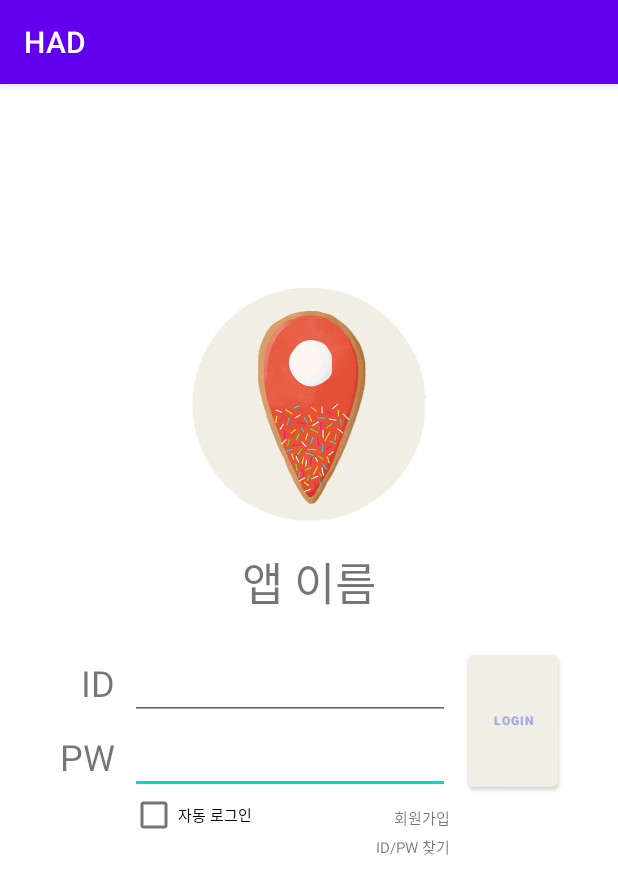
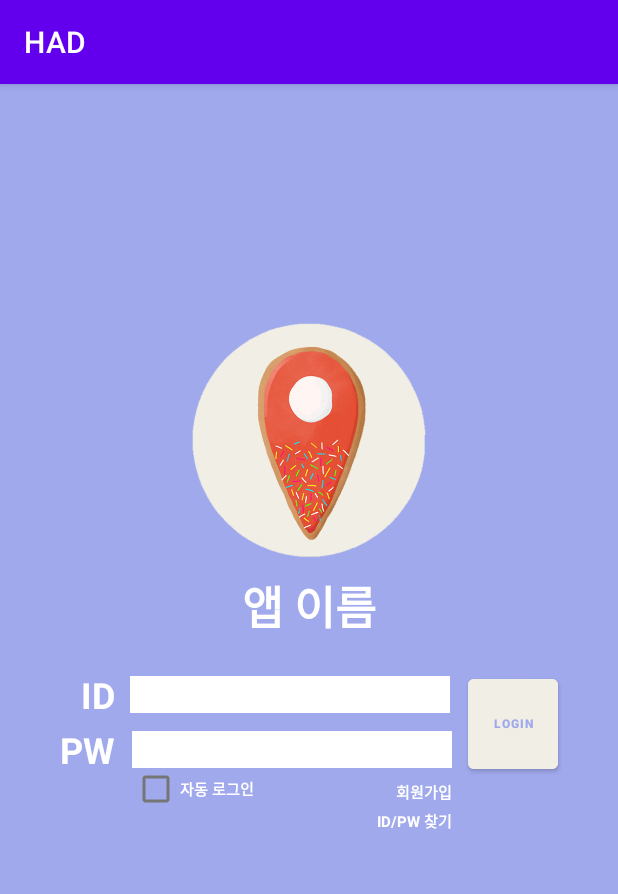
Before and after one commit to BaeYuJin/HADessert, an Android app: the screen it shows after launch (MainActivity), on a phone screen of 412 x 824 dp. Shown: the top 894 px of the screen. Run offline under Robolectric (Android 15) with nearby library versions, the phone set to English and light mode, and no system bars.

Commit message:
8/7 login5

```diff
--- a/app/src/main/res/layout/activity_login.xml
+++ b/app/src/main/res/layout/activity_login.xml
@@ -4,29 +4,71 @@
     xmlns:tools="http://schemas.android.com/tools"
     android:layout_width="match_parent"
     android:layout_height="match_parent"
+    android:background="@color/default_background"
     tools:context=".MainActivity">
+
+    <ImageView
+        android:id="@+id/appIcon"
+        android:layout_width="160dp"
+        android:layout_height="160dp"
+        android:layout_marginBottom="8dp"
+        app:layout_constraintBottom_toTopOf="@+id/AppName_textView"
+        app:layout_constraintEnd_toEndOf="parent"
+        app:layout_constraintHorizontal_bias="0.498"
+        app:layout_constraintStart_toStartOf="parent"
+        app:srcCompat="@drawable/appIcon" />
 
     <TextView
         android:id="@+id/AppName_textView"
         android:layout_width="wrap_content"
         android:layout_height="wrap_content"
         android:layout_marginBottom="24dp"
-        android:text="앱 이름"
+        android:text="@string/appName"
+        android:textColor="#FFFFFF"
         android:textSize="30sp"
+        android:textStyle="bold"
         app:layout_constraintBottom_toTopOf="@+id/ID_editText"
         app:layout_constraintEnd_toEndOf="parent"
         app:layout_constraintStart_toStartOf="parent" />
+
+    <TextView
+        android:id="@+id/ID_textView"
+        android:layout_width="wrap_content"
+        android:layout_height="wrap_content"
+        android:layout_marginStart="54dp"
+        android:text="@string/id"
+        android:textColor="#FFFFFF"
+        android:textSize="24sp"
+        android:textStyle="bold"
+        app:layout_constraintBottom_toBottomOf="@+id/ID_editText"
+        app:layout_constraintEnd_toStartOf="@+id/ID_editText"
+        app:layout_constraintHorizontal_bias="0.0"
+        app:layout_constraintStart_toStartOf="parent"
+        app:layout_constraintTop_toTopOf="@+id/ID_editText" />
+
+    <EditText
+        android:id="@+id/ID_editText"
+        android:layout_width="wrap_content"
+        android:layout_height="wrap_content"
+        android:layout_marginTop="4dp"
+        android:layout_marginEnd="12dp"
+        android:background="#FFFFFF"
+        android:ems="10"
+        android:inputType="textPersonName"
+        android:textSize="18sp"
+        app:layout_constraintEnd_toStartOf="@+id/Login_button"
+        app:layout_constraintTop_toTopOf="@+id/Login_button" />
 
     <TextView
         android:id="@+id/PW_textView"
         android:layout_width="wrap_content"
         android:layout_height="wrap_content"
         android:layout_marginStart="40dp"
-        android:layout_marginTop="4dp"
-        android:text="PW"
+        android:text="@string/password"
+        android:textColor="#FFFFFF"
         android:textSize="24sp"
-        app:layout_constraintEnd_toStartOf="@+id/PW_editText"
-        app:layout_constraintHorizontal_bias="0.0"
+        android:textStyle="bold"
+        app:layout_constraintBottom_toBottomOf="@+id/PW_editText"
         app:layout_constraintStart_toStartOf="parent"
         app:layout_constraintTop_toTopOf="@+id/PW_editText" />
 
@@ -34,20 +76,21 @@
         android:id="@+id/PW_editText"
         android:layout_width="wrap_content"
         android:layout_height="wrap_content"
-        android:layout_marginTop="4dp"
-        android:layout_marginEnd="12dp"
+        android:layout_marginTop="12dp"
+        android:background="#FFFFFF"
         android:ems="10"
-        android:inputType="textPersonName"
+        android:inputType="textPassword"
         app:layout_constraintEnd_toStartOf="@+id/Login_button"
+        app:layout_constraintStart_toEndOf="@+id/PW_textView"
         app:layout_constraintTop_toBottomOf="@+id/ID_editText" />
 
     <Button
         android:id="@+id/Login_button"
         android:layout_width="60dp"
-        android:layout_height="100dp"
+        android:layout_height="72dp"
         android:layout_marginEnd="40dp"
         android:backgroundTint="#F1EEE5"
-        android:text="LOGIN"
+        android:text="@string/login"
         android:textColor="#a0a9ec"
         android:textSize="8sp"
         android:textStyle="bold"
@@ -61,8 +104,10 @@
         android:layout_width="wrap_content"
         android:layout_height="20dp"
         android:layout_marginTop="4dp"
-        android:text="자동 로그인"
+        android:text="@string/autoLogin"
+        android:textColor="#FFFFFF"
         android:textSize="10sp"
+        android:textStyle="bold"
         app:layout_constraintStart_toStartOf="@+id/PW_editText"
         app:layout_constraintTop_toBottomOf="@+id/PW_editText" />
 
@@ -71,8 +116,10 @@
         android:layout_width="wrap_content"
         android:layout_height="wrap_content"
         android:layout_marginTop="8dp"
-        android:text="회원가입"
+        android:text="@string/signUp"
+        android:textColor="#FFFFFF"
         android:textSize="10sp"
+        android:textStyle="bold"
         app:layout_constraintEnd_toEndOf="@+id/PW_editText"
         app:layout_constraintTop_toBottomOf="@+id/PW_editText" />
 
@@ -81,44 +128,11 @@
         android:layout_width="wrap_content"
         android:layout_height="wrap_content"
         android:layout_marginTop="4dp"
-        android:text="ID/PW 찾기"
+        android:text="@string/finding"
+        android:textColor="#FFFFFF"
         android:textSize="10sp"
+        android:textStyle="bold"
         app:layout_constraintEnd_toEndOf="@+id/signUp_textView"
         app:layout_constraintTop_toBottomOf="@+id/signUp_textView" />
 
-    <TextView
-        android:id="@+id/ID_textView"
-        android:layout_width="wrap_content"
-        android:layout_height="wrap_content"
-        android:layout_marginStart="54dp"
-        android:layout_marginTop="4dp"
-        android:text="ID"
-        android:textSize="24sp"
-        app:layout_constraintEnd_toStartOf="@+id/ID_editText"
-        app:layout_constraintHorizontal_bias="0.0"
-        app:layout_constraintStart_toStartOf="parent"
-        app:layout_constraintTop_toTopOf="@+id/ID_editText" />
-
-    <EditText
-        android:id="@+id/ID_editText"
-        android:layout_width="wrap_content"
-        android:layout_height="wrap_content"
-        android:layout_marginTop="4dp"
-        android:layout_marginEnd="12dp"
-        android:ems="10"
-        android:inputType="textPersonName"
-        app:layout_constraintEnd_toStartOf="@+id/Login_button"
-        app:layout_constraintTop_toTopOf="@+id/Login_button" />
-
-    <ImageView
-        android:id="@+id/imageView2"
-        android:layout_width="160dp"
-        android:layout_height="160dp"
-        android:layout_marginBottom="16dp"
-        app:layout_constraintBottom_toTopOf="@+id/AppName_textView"
-        app:layout_constraintEnd_toEndOf="parent"
-        app:layout_constraintHorizontal_bias="0.498"
-        app:layout_constraintStart_toStartOf="parent"
-        app:srcCompat="@drawable/appIcon" />
-
 </androidx.constraintlayout.widget.ConstraintLayout>
--- a/app/src/main/res/values/colors.xml
+++ b/app/src/main/res/values/colors.xml
@@ -7,4 +7,5 @@
     <color name="teal_700">#FF018786</color>
     <color name="black">#FF000000</color>
     <color name="white">#FFFFFFFF</color>
+    <color name="default_background">#a0a9ec</color>
 </resources>
--- a/app/src/main/res/values/strings.xml
+++ b/app/src/main/res/values/strings.xml
@@ -1,3 +1,10 @@
 <resources>
     <string name="app_name">HAD</string>
+    <string name="appName">앱 이름</string>
+    <string name="password">PW</string>
+    <string name="login">LOGIN</string>
+    <string name="autoLogin">자동 로그인</string>
+    <string name="signUp">회원가입</string>
+    <string name="finding">ID/PW 찾기</string>
+    <string name="id">ID</string>
 </resources>
```
